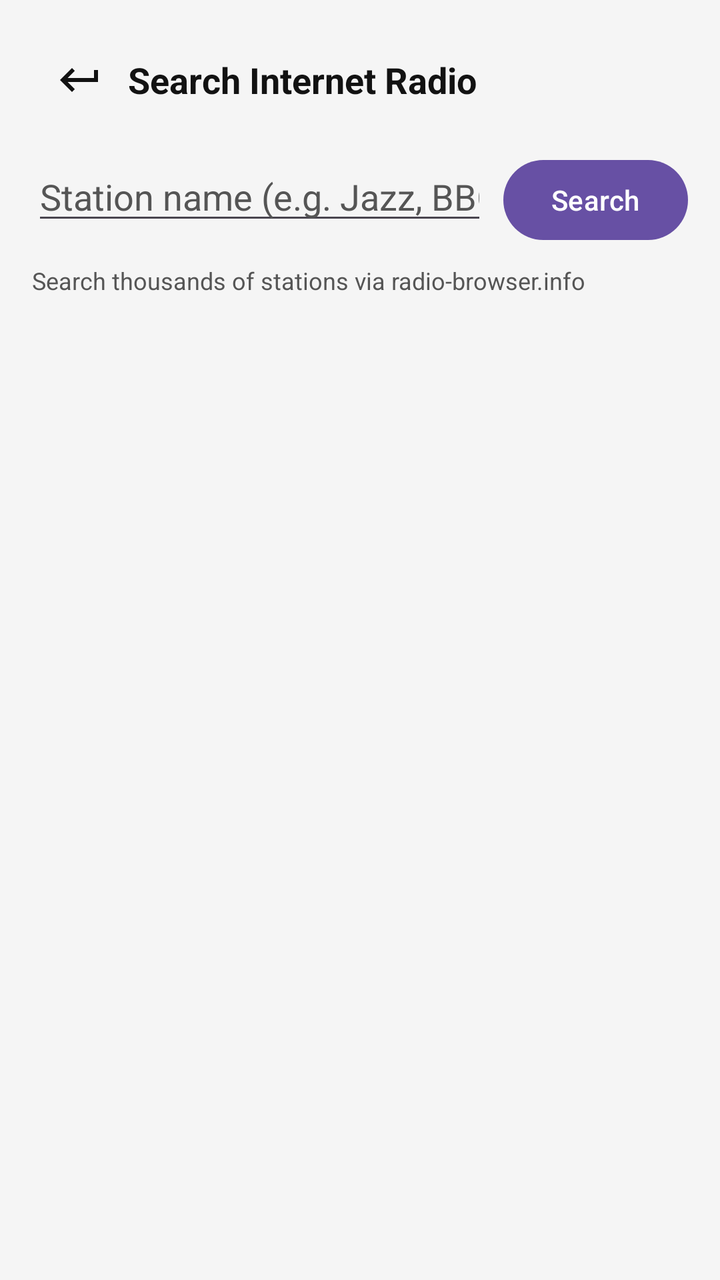
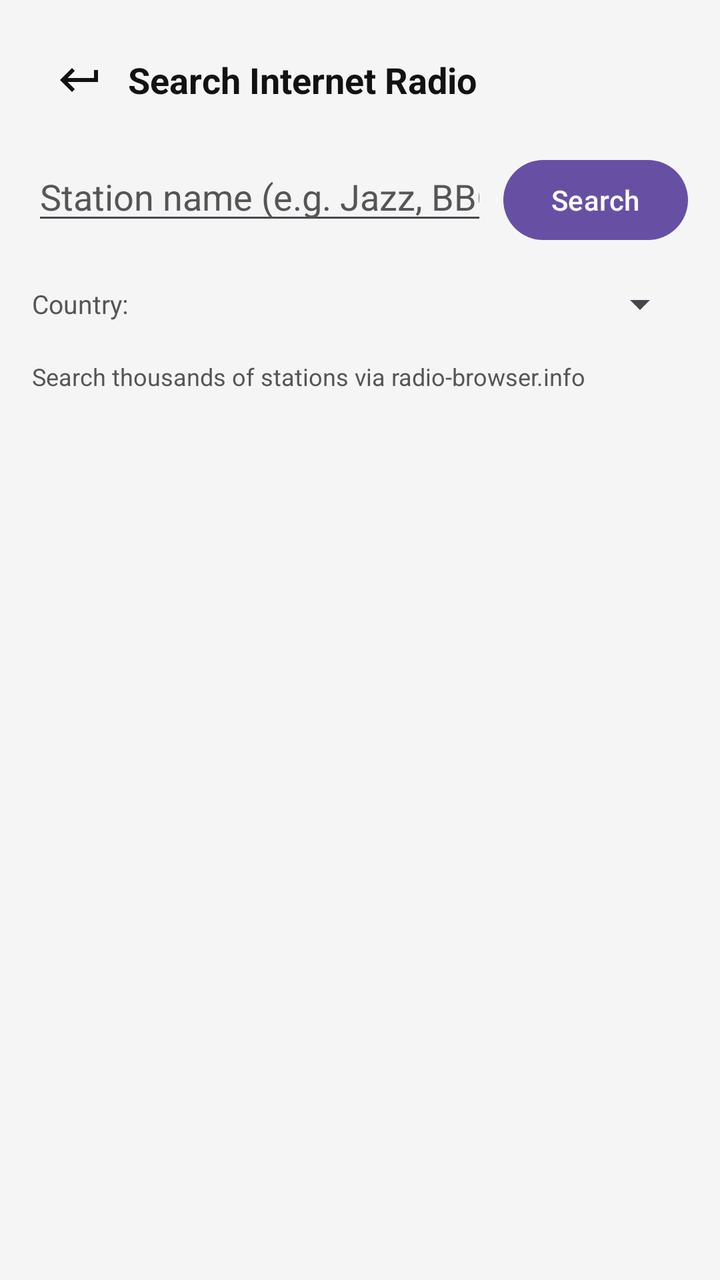

An Android layout rendered at two revisions. The XML below is the earlier revision; the diff shows what the commit changed to produce the second picture.
<!-- AndroidManifest.xml: application theme Theme.RadioPlayer -->
<!-- res/layout/activity_search_stations.xml -->
<?xml version="1.0" encoding="utf-8"?>
<LinearLayout xmlns:android="http://schemas.android.com/apk/res/android"
    xmlns:app="http://schemas.android.com/apk/res-auto"
    android:layout_width="match_parent"
    android:layout_height="match_parent"
    android:orientation="vertical"
    android:padding="16dp"
    android:background="@color/app_background">

    <LinearLayout
        android:layout_width="match_parent"
        android:layout_height="48dp"
        android:orientation="horizontal"
        android:gravity="center_vertical"
        android:layout_marginBottom="12dp">

        <ImageButton
            android:id="@+id/searchBackButton"
            android:layout_width="48dp"
            android:layout_height="48dp"
            android:background="?attr/selectableItemBackgroundBorderless"
            android:contentDescription="@string/return_to_main"
            android:padding="12dp"
            android:src="@drawable/ic_return"
            app:tint="@color/app_text_primary" />

        <TextView
            android:layout_width="0dp"
            android:layout_height="wrap_content"
            android:layout_weight="1"
            android:text="Search Internet Radio"
            android:textColor="@color/app_text_primary"
            android:textSize="18sp"
            android:textStyle="bold" />
    </LinearLayout>

    <LinearLayout
        android:layout_width="match_parent"
        android:layout_height="wrap_content"
        android:orientation="horizontal"
        android:layout_marginBottom="8dp">

        <EditText
            android:id="@+id/searchQueryEdit"
            android:layout_width="0dp"
            android:layout_height="wrap_content"
            android:layout_weight="1"
            android:hint="Station name (e.g. Jazz, BBC, SomaFM)"
            android:textColor="@color/app_text_primary"
            android:textColorHint="@color/app_text_secondary"
            android:imeOptions="actionSearch"
            android:inputType="text"
            android:singleLine="true" />

        <Button
            android:id="@+id/searchActionButton"
            android:layout_width="wrap_content"
            android:layout_height="wrap_content"
            android:layout_marginStart="8dp"
            android:text="Search" />
    </LinearLayout>

    <ProgressBar
        android:id="@+id/searchProgress"
        android:layout_width="wrap_content"
        android:layout_height="wrap_content"
        android:layout_gravity="center_horizontal"
        android:visibility="gone"
        android:layout_marginBottom="8dp" />

    <TextView
        android:id="@+id/searchStatusText"
        android:layout_width="match_parent"
        android:layout_height="wrap_content"
        android:text="Search thousands of stations via radio-browser.info"
        android:textColor="@color/app_text_secondary"
        android:textSize="12sp"
        android:layout_marginBottom="8dp" />

    <ListView
        android:id="@+id/searchResultsList"
        android:layout_width="match_parent"
        android:layout_height="0dp"
        android:layout_weight="1"
        android:divider="@color/app_divider"
        android:dividerHeight="1dp" />

</LinearLayout>
<!-- resources referenced by this layout -->
<resources>
  <color name="app_background">#FFF5F5F5</color>
  <color name="app_divider">#FFDDDDDD</color>
  <color name="app_text_primary">#FF121212</color>
  <color name="app_text_secondary">#FF555555</color>
  <!-- drawable ic_return (drawable) -->
  <vector xmlns:android="http://schemas.android.com/apk/res/android"
      android:width="24dp"
      android:height="24dp"
      android:viewportWidth="24"
      android:viewportHeight="24">
      <path
          android:fillColor="#FFFFFFFF"
          android:pathData="M19,7v4H5.83l3.58,-3.59L8,6l-6,6 6,6 1.41,-1.41L5.83,13H21V7z" />
  </vector>
  <string name="return_to_main">Return to main</string>
  <style name="Theme.RadioPlayer" parent="Base.Theme.RadioPlayer" />
  <style name="Base.Theme.RadioPlayer" parent="Theme.Material3.DayNight.NoActionBar">
          
      </style>
</resources>

<!-- the commit's change to res/layout/activity_search_stations.xml (unified diff, before → after) -->
@@ -60,6 +60,29 @@
             android:text="Search" />
     </LinearLayout>
 
+    <LinearLayout
+        android:layout_width="match_parent"
+        android:layout_height="wrap_content"
+        android:orientation="horizontal"
+        android:gravity="center_vertical"
+        android:layout_marginBottom="8dp">
+
+        <TextView
+            android:layout_width="wrap_content"
+            android:layout_height="wrap_content"
+            android:text="Country:"
+            android:textColor="@color/app_text_secondary"
+            android:textSize="13sp"
+            android:layout_marginEnd="8dp" />
+
+        <Spinner
+            android:id="@+id/countrySpinner"
+            android:layout_width="0dp"
+            android:layout_height="wrap_content"
+            android:layout_weight="1"
+            android:minHeight="40dp" />
+    </LinearLayout>
+
     <ProgressBar
         android:id="@+id/searchProgress"
         android:layout_width="wrap_content"
